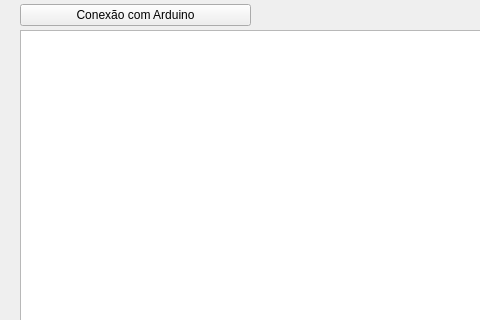
First picture: the form in T-Rex-Game/widget.ui, repository TiagoSchallenberg/Projeto_Final, before the edit; both pictures show x 0 to 480 and y 0 to 320 of the 800 by 600 pixel window.
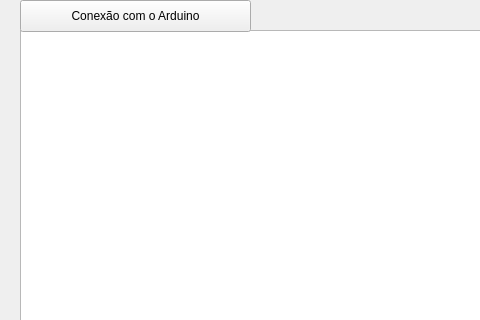
Second picture: the form after the edit.

Diff of the .ui file:
```diff
--- a/T-Rex-Game/widget.ui
+++ b/T-Rex-Game/widget.ui
@@ -65,14 +65,20 @@
      <x>20</x>
      <y>0</y>
      <width>231</width>
-     <height>31</height>
+     <height>32</height>
     </rect>
    </property>
    <layout class="QGridLayout" name="gridLayout">
     <item row="0" column="0">
-     <widget class="QPushButton" name="pushButton">
+     <widget class="QToolButton" name="Connect_toolButton">
+      <property name="sizePolicy">
+       <sizepolicy hsizetype="Expanding" vsizetype="Expanding">
+        <horstretch>0</horstretch>
+        <verstretch>0</verstretch>
+       </sizepolicy>
+      </property>
       <property name="text">
-       <string>Conexão com Arduino</string>
+       <string>Conexão com o Arduino</string>
       </property>
      </widget>
     </item>
```
